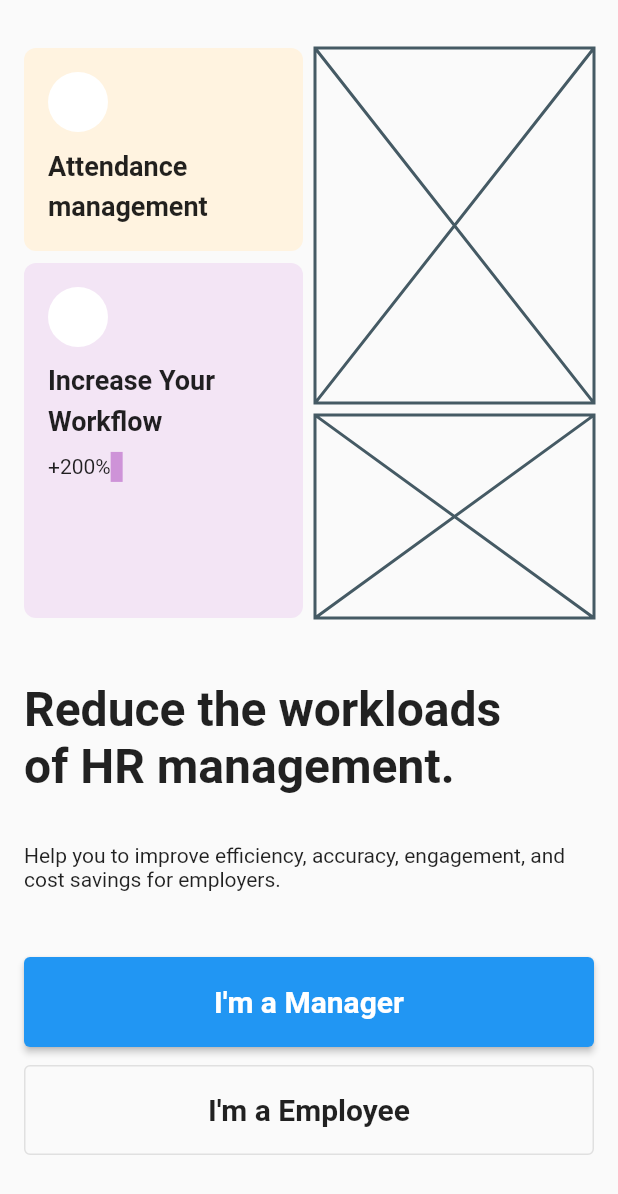
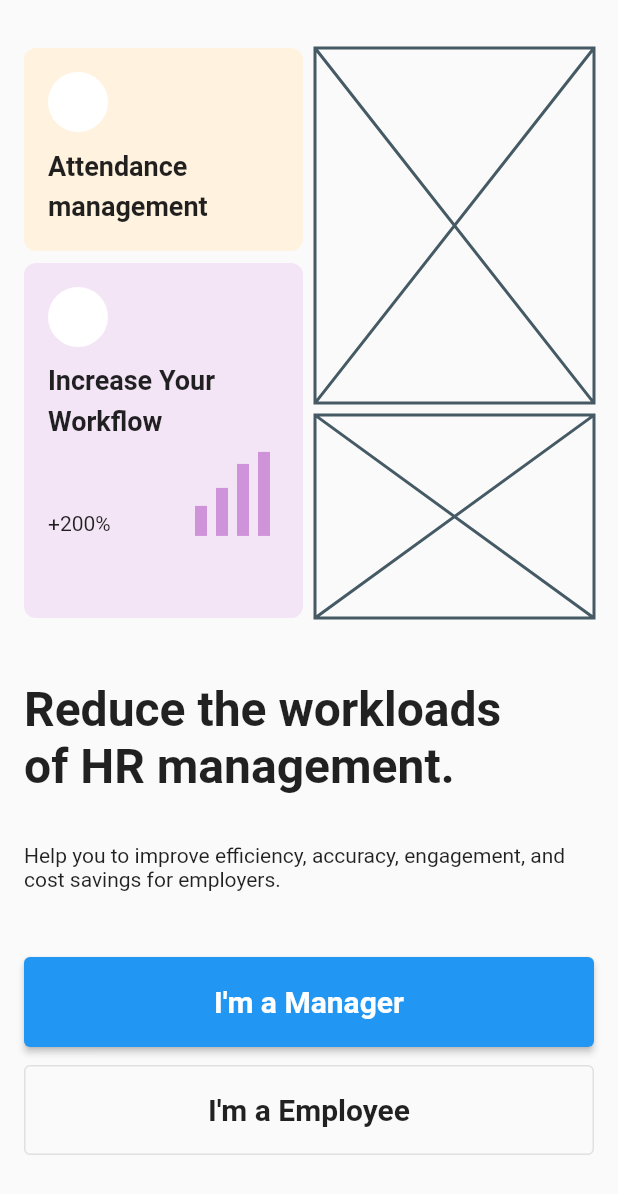
Before and after one commit to JAICHANGPARK/flutter_notebook_chapter_28, a Flutter app: the ESSAMainPage screen opened directly, on a phone screen of 412 x 824 dp. Shown: the top 1194 px of the screen. Run offline on Flutter 3.47's test engine with Material 2 defaults, Android fonts, the phone set to English and light mode, and no system bars; our stand-ins replace date_picker_timeline, dots_indicator, fl_chart, flutter_speed_dial, freezed_annotation, google_fonts and 1 more.

Commit message:
Update essa_main_page.dart

```diff
--- a/lib/ep1437_employee_self_service_app/view/essa_main_page.dart
+++ b/lib/ep1437_employee_self_service_app/view/essa_main_page.dart
@@ -66,10 +66,10 @@ class _ESSAMainPageState extends State<ESSAMainPage> {
                               child: Column(
                                 crossAxisAlignment: CrossAxisAlignment.start,
                                 children: [
-                                  CircleAvatar(
+                                  const CircleAvatar(
                                     backgroundColor: Colors.white,
                                   ),
-                                  Padding(
+                                  const Padding(
                                     padding: EdgeInsets.symmetric(vertical: 8),
                                     child: Text(
                                       "Increase Your Workflow",
@@ -81,11 +81,38 @@ class _ESSAMainPageState extends State<ESSAMainPage> {
                                     ),
                                   ),
                                   Row(
+                                    crossAxisAlignment: CrossAxisAlignment.end,
                                     children: [
-                                      Text("+200%"),
+                                      const Text("+200%"),
+                                      const Spacer(),
                                       Container(
                                         height: 20,
                                         width: 8,
+                                        margin: const EdgeInsets.only(right: 6),
+                                        decoration: BoxDecoration(
+                                          color: Colors.purple[200],
+                                        ),
+                                      ),
+                                      Container(
+                                        height: 32,
+                                        width: 8,
+                                        margin: const EdgeInsets.only(right: 6),
+                                        decoration: BoxDecoration(
+                                          color: Colors.purple[200],
+                                        ),
+                                      ),
+                                      Container(
+                                        height: 48,
+                                        width: 8,
+                                        margin: const EdgeInsets.only(right: 6),
+                                        decoration: BoxDecoration(
+                                          color: Colors.purple[200],
+                                        ),
+                                      ),
+                                      Container(
+                                        height: 56,
+                                        width: 8,
+                                        margin: const EdgeInsets.only(right: 6),
                                         decoration: BoxDecoration(
                                           color: Colors.purple[200],
                                         ),
```
